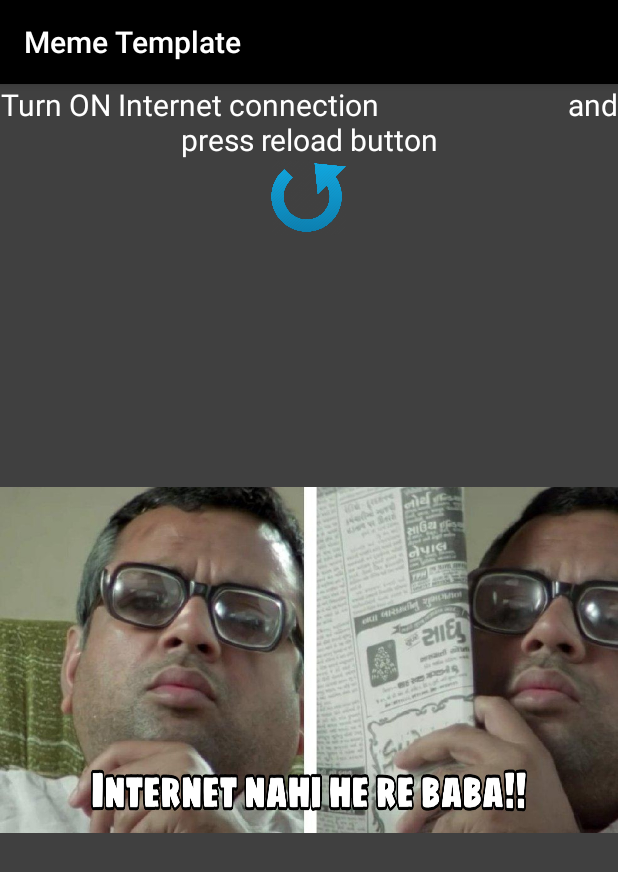
After one commit to alevi0106/Meme-Template, an Android app: the InternetActivity screen opened directly, with no data from a screen before it, on a phone screen of 412 x 824 dp. The commit adds this screen. Shown: the top 872 px of the screen. Run offline under Robolectric (Android 15) with nearby library versions, the phone set to English and light mode, and no system bars; our stand-ins replace AdMob.

Commit message:
No internet activity and search query fixed

```diff
--- /dev/null
+++ b/app/src/main/java/com/example/memetemplate/InternetActivity.java
@@ -0,0 +1,47 @@
+package com.example.memetemplate;
+
+import androidx.appcompat.app.AppCompatActivity;
+
+import android.content.Intent;
+import android.os.Bundle;
+import android.view.View;
+import android.widget.Button;
+import android.widget.Toast;
+
+import com.google.android.gms.ads.AdRequest;
+import com.google.android.gms.ads.AdView;
+import com.google.android.gms.ads.MobileAds;
+import com.google.android.gms.ads.initialization.InitializationStatus;
+import com.google.android.gms.ads.initialization.OnInitializationCompleteListener;
+
+public class InternetActivity extends AppCompatActivity {
+    private AdView mAdView;
+    @Override
+    protected void onCreate(Bundle savedInstanceState) {
+        super.onCreate(savedInstanceState);
+        setContentView(R.layout.activity_internet);
+        Button reload_button = (Button) findViewById(R.id.reload_btn);
+        MobileAds.initialize(this, new OnInitializationCompleteListener() {
+            @Override
+            public void onInitializationComplete(InitializationStatus initializationStatus) {
+            }
+        });
+        mAdView = findViewById(R.id.adView);
+        AdRequest adRequest = new AdRequest.Builder()
+                .addTestDevice(AdRequest.DEVICE_ID_EMULATOR).addTestDevice("01A52AC1C81DB7346FE6FCABE563A6B0").build();
+        mAdView.loadAd(adRequest);
+        reload_button.setOnClickListener(new View.OnClickListener() {
+            public void onClick(View v) {
+                if ( ConnectionUtils.isConnected(InternetActivity.this)){
+                    Intent intent = new Intent(InternetActivity.this, HomeActivity.class);
+                    startActivity(intent);
+                    finish();
+                }
+                else{
+                    Toast.makeText(InternetActivity.this, "No Internet Connection.", Toast.LENGTH_LONG).show();
+                }
+            }
+        });
+
+    }
+}
--- /dev/null
+++ b/app/src/main/res/layout/activity_internet.xml
@@ -0,0 +1,42 @@
+<?xml version="1.0" encoding="utf-8"?>
+<RelativeLayout xmlns:android="http://schemas.android.com/apk/res/android"
+    android:layout_width="match_parent"
+    android:layout_height="match_parent"
+    android:background="@color/colorAccent"
+    >
+
+    <TextView
+        android:id="@+id/internet_text"
+        android:layout_height="wrap_content"
+        android:layout_width="match_parent"
+        android:gravity="center"
+        android:text="Turn ON Internet connection                           and press reload button"
+        android:textColor="#fff"
+        android:textSize="20dp"
+        />
+    <Button
+        android:id="@+id/reload_btn"
+        android:layout_width="50dp"
+        android:layout_height="50dp"
+        android:layout_centerInParent="true"
+        android:background="@drawable/action_reload"
+        android:layout_below="@+id/internet_text"
+        android:onClick="onClickReloadBtn" />
+
+    <ImageView
+        android:id="@+id/internet_temp"
+        android:layout_width="match_parent"
+        android:layout_height="wrap_content"
+        android:src="@drawable/no_internet_templete"
+        />
+    <com.google.android.gms.ads.AdView
+        xmlns:ads="http://schemas.android.com/apk/res-auto"
+        android:id="@+id/adView"
+        android:layout_width="match_parent"
+        android:layout_height="wrap_content"
+        android:layout_centerHorizontal="true"
+        android:layout_alignParentBottom="true"
+        ads:adSize="BANNER"
+        ads:adUnitId="ca-app-pub-3940256099942544/6300978111">
+    </com.google.android.gms.ads.AdView>
+</RelativeLayout>
```
Also changed, not shown: app/src/main/AndroidManifest.xml (+5 -2 lines), app/src/main/java/com/example/memetemplate/ConnectionUtils.java (added, +20 -0 lines), app/src/main/java/com/example/memetemplate/HomeActivity.java (+11 -1 lines), app/src/main/res/layout/row.xml (+6 -5 lines), app/src/main/res/drawable/action_reload.png (added), app/src/main/res/drawable/no_internet_templete.jpg (added).
